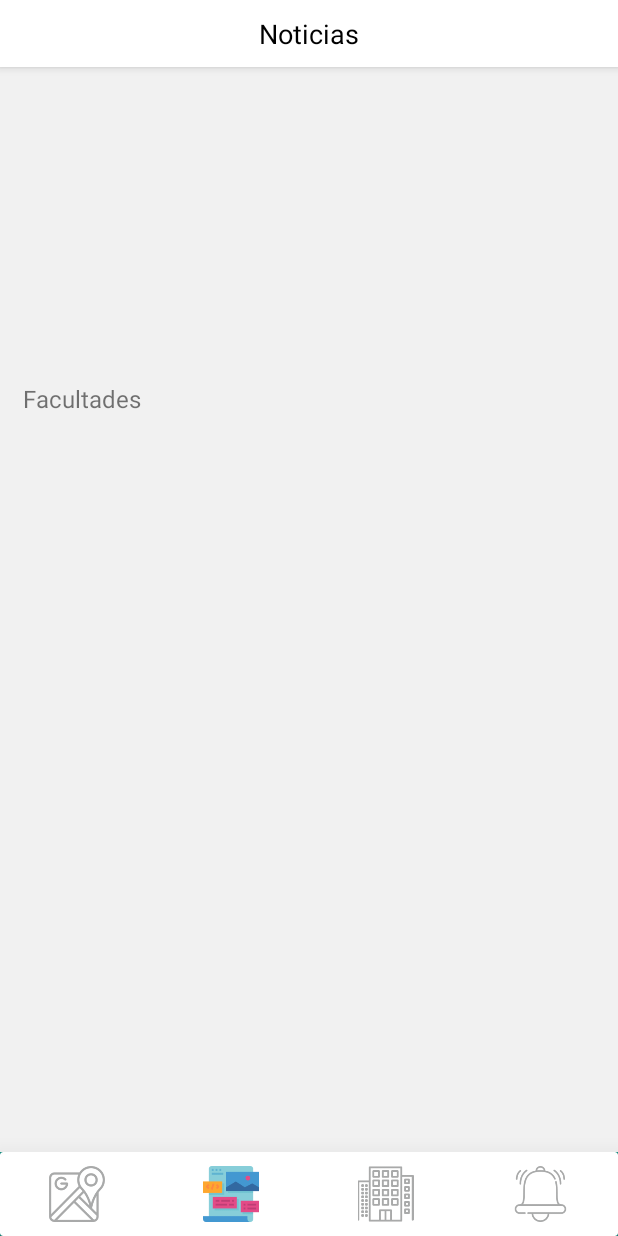
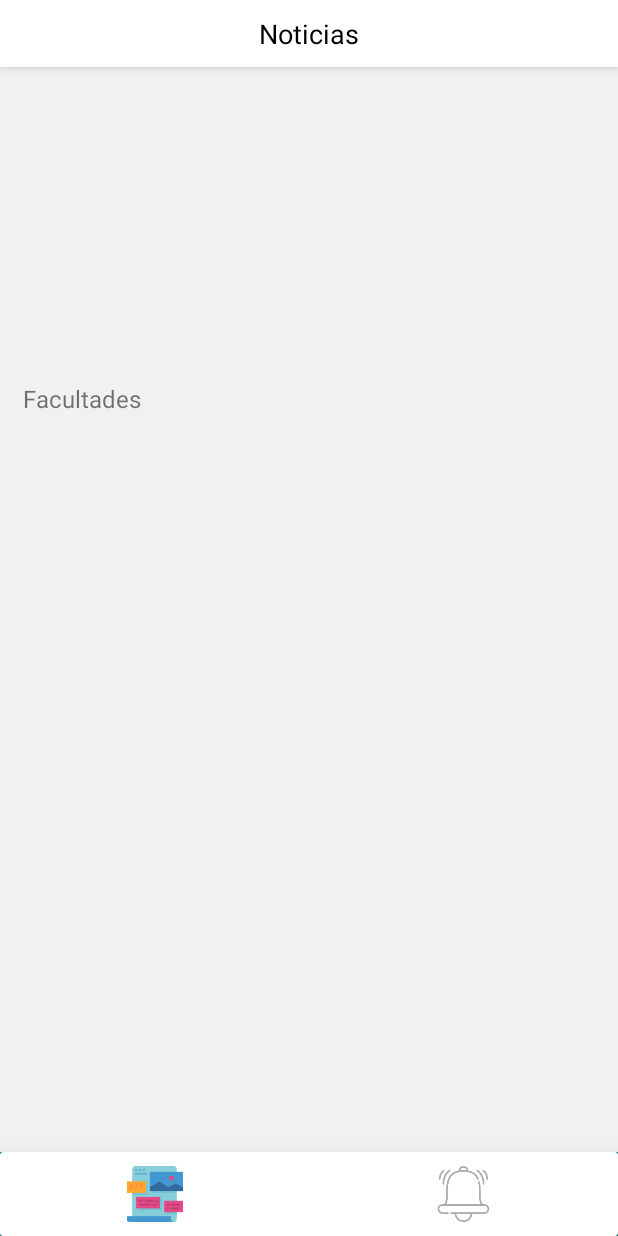
Before and after one commit to CrissAlvarezH/NotiCorApp, an Android app: the screen it shows after launch (MainActivity), after a tap on an icon or button, on a phone screen of 412 x 824 dp. Run offline under Robolectric (Android 15) with nearby library versions, the light colour scheme and no system bars; pictures from the network do not load; 1 statement that could not run was skipped.

Commit message:
Only keep the nres and notification tabs

```diff
--- a/app/src/main/java/helpers/cristian/com/ubiety/MainActivity.java
+++ b/app/src/main/java/helpers/cristian/com/ubiety/MainActivity.java
@@ -46,12 +46,10 @@ public class MainActivity extends AppCompatActivity  implements View.OnClickList
 
     private final String TAG = "ActividadPrincipal";
 
-    private final int POS_MAPA = 0;
-    private final int POS_FACULTADES = 1;
-    private final int POS_BLOQUES = 2;
-    private final int POS_NOTI = 3;
+    private final int POS_FACULTADES = 0;
+    private final int POS_NOTI = 1;
 
-    private ImageView imgItemMapa, imgItemFacultades, imgItemBloques, imgItemNoti;
+    private ImageView imgItemFacultades, imgItemNoti;
     private ViewPager pager;
     private PagerAdapter pagerAdapter;
 
@@ -105,34 +103,20 @@ public class MainActivity extends AppCompatActivity  implements View.OnClickList
 
         contenedor = findViewById(R.id.container);
         splash = findViewById(R.id.splash);
-        imgItemMapa = findViewById(R.id.bottom_item_map);
         imgItemFacultades = findViewById(R.id.bottom_item_facultades);
-        imgItemBloques = findViewById(R.id.bottom_item_bloques);
         imgItemNoti = findViewById(R.id.bottom_item_noti);
         pager = findViewById(R.id.pager_pages);
 
         pedirInfoInicial();
 
-        imgItemMapa.setOnClickListener(this);
         imgItemFacultades.setOnClickListener(this);
-        imgItemBloques.setOnClickListener(this);
         imgItemNoti.setOnClickListener(this);
 
         // Por defecto el mapa está seleccionado
         GlideApp.with(this)
                 .load("")
-                .placeholder(R.drawable.google_maps_colores)
-                .into(imgItemMapa);
-
-        GlideApp.with(this)
-                .load("")
-                .placeholder(R.drawable.noticias_outline)
+                .placeholder(R.drawable.noticias_colores)
                 .into(imgItemFacultades);
-
-        GlideApp.with(this)
-                .load("")
-                .placeholder(R.drawable.edificios_outline)
-                .into(imgItemBloques);
 
         GlideApp.with(this)
                 .load("")
@@ -144,15 +128,13 @@ public class MainActivity extends AppCompatActivity  implements View.OnClickList
         pager.setAdapter(pagerAdapter);
 
         pager.addOnPageChangeListener(listenerCambioDePagina);
-        pager.setCurrentItem(POS_MAPA);
+        pager.setCurrentItem(POS_FACULTADES);
     }
 
     private class PagerAdapter extends FragmentPagerAdapter {
 
         private ArrayList<Fragment> fragmentos = new ArrayList<Fragment>() {{
-            add(POS_MAPA, new MapaFragment());
             add(POS_FACULTADES, new FacultadesFragment());
-            add(POS_BLOQUES, new BloquesFragment());
             add(POS_NOTI, new AlertasFragment());
         }};
 
@@ -188,68 +170,13 @@ public class MainActivity extends AppCompatActivity  implements View.OnClickList
         @Override
         public void onPageSelected(int pos) {
             switch (pos) {
-                case POS_MAPA:
-
-                    GlideApp.with(MainActivity.this)
-                            .load("")
-                            .placeholder(R.drawable.google_maps_colores)
-                            .into(imgItemMapa);
-
-                    GlideApp.with(MainActivity.this)
-                            .load("")
-                            .placeholder(R.drawable.noticias_outline)
-                            .into(imgItemFacultades);
-
-                    GlideApp.with( MainActivity.this )
-                            .load("")
-                            .placeholder(R.drawable.edificios_outline)
-                            .into(imgItemBloques);
-
-                    GlideApp.with(MainActivity.this)
-                            .load("")
-                            .placeholder(R.drawable.noti_outline)
-                            .into(imgItemNoti);
-
-                    break;
                 case POS_FACULTADES:
 
-                    GlideApp.with(MainActivity.this)
-                            .load("")
-                            .placeholder(R.drawable.google_maps_outline)
-                            .into(imgItemMapa);
 
                     GlideApp.with(MainActivity.this)
                             .load("")
                             .placeholder(R.drawable.noticias_colores)
                             .into(imgItemFacultades);
-
-                    GlideApp.with( MainActivity.this )
-                            .load("")
-                            .placeholder(R.drawable.edificios_outline)
-                            .into(imgItemBloques);
-
-                    GlideApp.with(MainActivity.this)
-                            .load("")
-                            .placeholder(R.drawable.noti_outline)
-                            .into(imgItemNoti);
-
-                    break;
-                case POS_BLOQUES:
-
-                    GlideApp.with(MainActivity.this)
-                            .load("")
-                            .placeholder(R.drawable.google_maps_outline)
-                            .into(imgItemMapa);
-
-                    GlideApp.with(MainActivity.this)
-                            .load("")
-                            .placeholder(R.drawable.noticias_outline)
-                            .into(imgItemFacultades);
-
-                    GlideApp.with( MainActivity.this )
-                            .load("")
-                            .placeholder(R.drawable.edificios_colores)
-                            .into(imgItemBloques);
 
                     GlideApp.with(MainActivity.this)
                             .load("")
@@ -261,18 +188,8 @@ public class MainActivity extends AppCompatActivity  implements View.OnClickList
 
                     GlideApp.with(MainActivity.this)
                             .load("")
-                            .placeholder(R.drawable.google_maps_outline)
-                            .into(imgItemMapa);
-
-                    GlideApp.with(MainActivity.this)
-                            .load("")
                             .placeholder(R.drawable.noticias_outline)
                             .into(imgItemFacultades);
-
-                    GlideApp.with( MainActivity.this )
-                            .load("")
-                            .placeholder(R.drawable.edificios_outline)
-                            .into(imgItemBloques);
 
                     GlideApp.with(MainActivity.this)
                             .load("")
@@ -290,16 +207,8 @@ public class MainActivity extends AppCompatActivity  implements View.OnClickList
     @Override
     public void onClick(View view) {
         switch ( view.getId() ) {
-            case R.id.bottom_item_map:
-                pager.setCurrentItem(POS_MAPA);
-
-                break;
             case R.id.bottom_item_facultades:
                 pager.setCurrentItem(POS_FACULTADES);
-
-                break;
-            case R.id.bottom_item_bloques:
-                pager.setCurrentItem(POS_BLOQUES);
 
                 break;
             case R.id.bottom_item_noti:
--- a/app/src/main/java/helpers/cristian/com/ubiety/utilidades/Constantes.java
+++ b/app/src/main/java/helpers/cristian/com/ubiety/utilidades/Constantes.java
@@ -5,7 +5,7 @@ public class Constantes {
     public static final String TAG_DEBUG = "TagDebug";
 
     public interface URLs {
-        String BASE_URL = "http://192.168.1.4/";
+        String BASE_URL = "http://142.93.71.94/";
 
         String GET_INFO_INICIAL = "NotiServer/src/index.php/base/info-inicial/{rol}";
         String GET_NOTICIA_CARRERA = "NotiServer/src/index.php/noticias/noti-and-banners/{id_carrera}";
--- a/app/src/main/res/layout/activity_main.xml
+++ b/app/src/main/res/layout/activity_main.xml
@@ -32,14 +32,6 @@
                 android:layout_height="?attr/actionBarSize"
                 android:orientation="horizontal">
 
-                <ImageView
-                    android:id="@+id/bottom_item_map"
-                    android:layout_width="0dp"
-                    android:layout_height="wrap_content"
-                    android:layout_weight="1"
-                    android:paddingTop="9dp"
-                    android:paddingBottom="9dp"
-                    android:src="@drawable/google_maps_colores" />
 
                 <ImageView
                     android:id="@+id/bottom_item_facultades"
@@ -48,16 +40,8 @@
                     android:layout_weight="1"
                     android:paddingTop="9dp"
                     android:paddingBottom="9dp"
-                    android:src="@drawable/noticias_outline" />
+                    android:src="@drawable/noticias_colores" />
 
-                <ImageView
-                    android:id="@+id/bottom_item_bloques"
-                    android:layout_width="0dp"
-                    android:layout_height="wrap_content"
-                    android:layout_weight="1"
-                    android:paddingTop="9dp"
-                    android:paddingBottom="9dp"
-                    android:src="@drawable/edificios_outline" />
 
                 <ImageView
                     android:id="@+id/bottom_item_noti"
```
